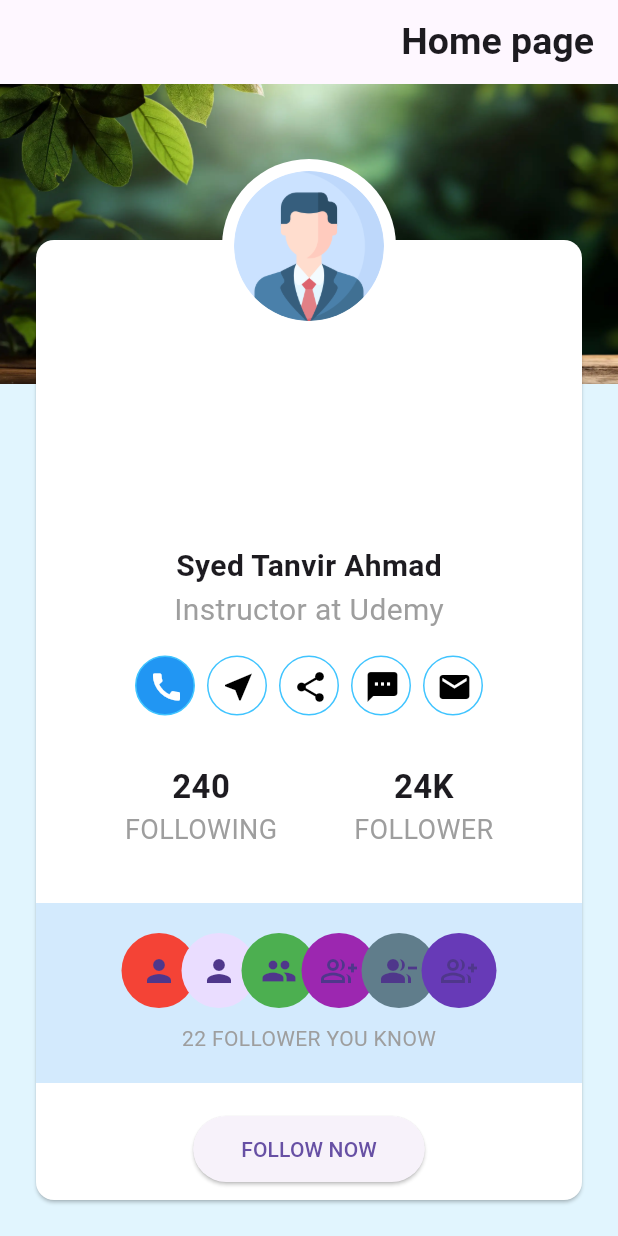
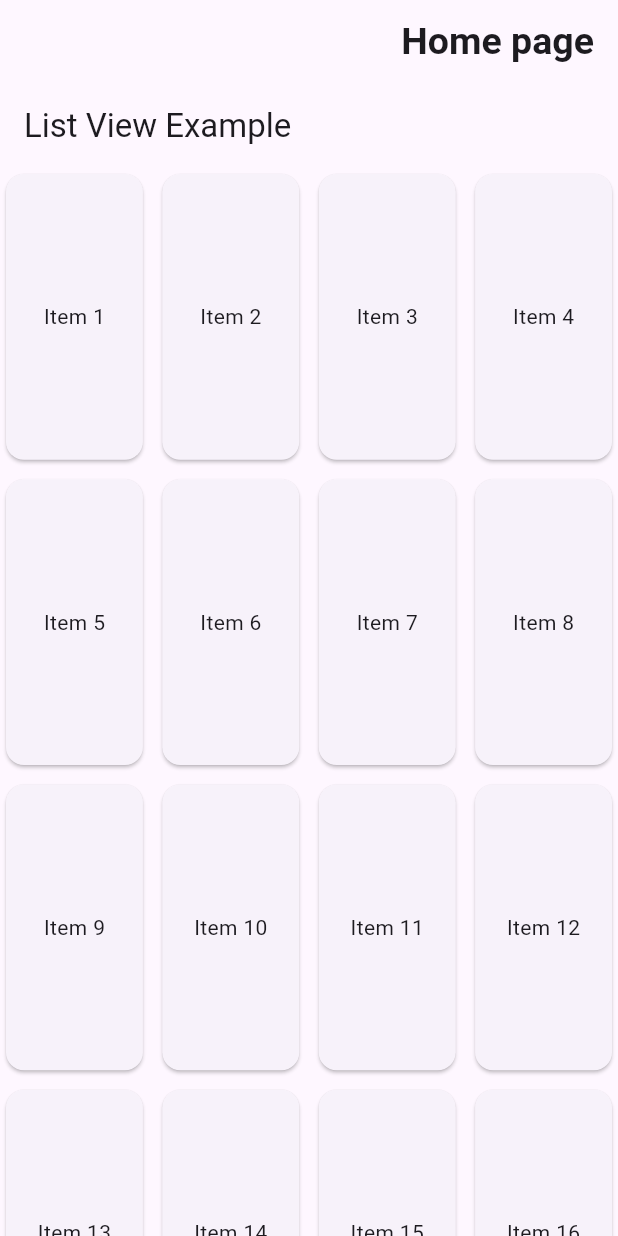
Before and after one commit to denickman/FlutterWidgetsPractice, a Flutter app: the screen it shows after launch, on a phone screen of 412 x 824 dp. Run offline on Flutter 3.47's test engine with Material 3 defaults, Android fonts, the phone set to English and light mode, and no system bars.

Commit message:
Add GridView and ListView examples

```diff
--- /dev/null
+++ b/lib/grid_view_example.dart
@@ -0,0 +1,22 @@
+import 'package:flutter/material.dart';
+
+class GridViewExample extends StatelessWidget {
+  @override
+  Widget build(BuildContext context) {
+    List<String> items = List.generate(100, (index) => 'Item ${index + 1}');
+
+    return Scaffold(
+      appBar: AppBar(title: Text('List View Example')),
+      body: GridView.builder(
+        gridDelegate: SliverGridDelegateWithFixedCrossAxisCount(
+          crossAxisCount: 4,
+          crossAxisSpacing: 5,
+          mainAxisSpacing: 5,
+          childAspectRatio: 1 / 2,
+        ),
+        itemBuilder: (context, index) =>
+            Card(child: Center(child: Text(items[index]))),
+      ),
+    );
+  }
+}
```
Also changed, not shown: lib/list_view_example.dart (added, +25 -0 lines), lib/main.dart (+11 -123 lines), lib/mixed_view_example.dart (added, +121 -0 lines).
